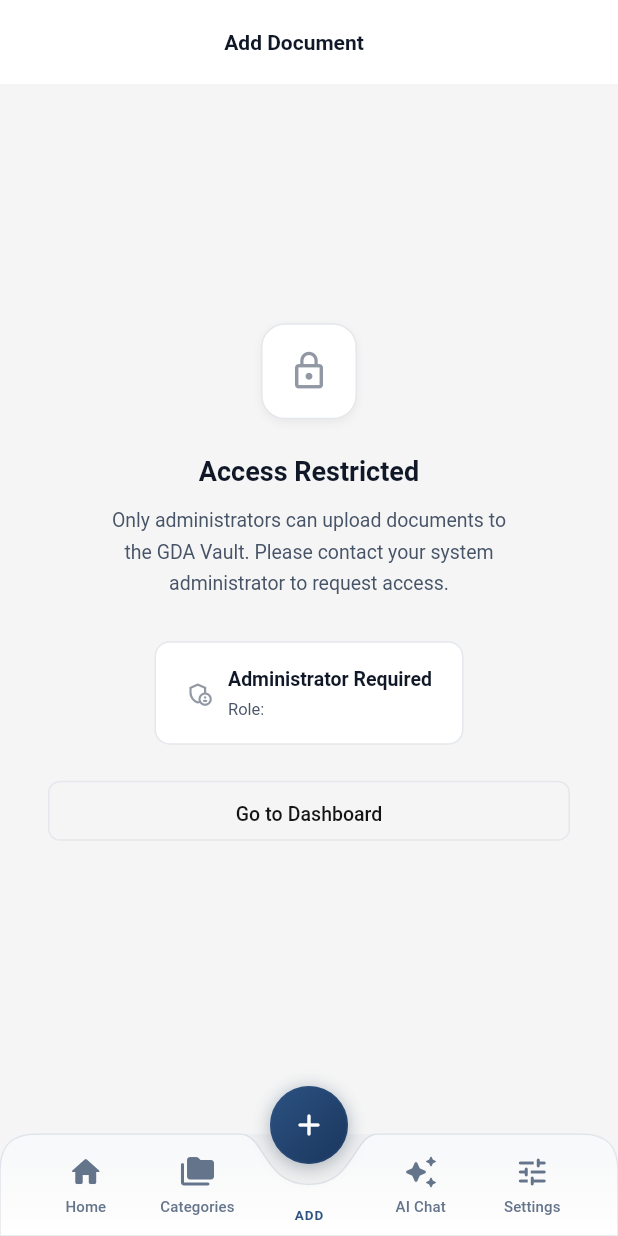
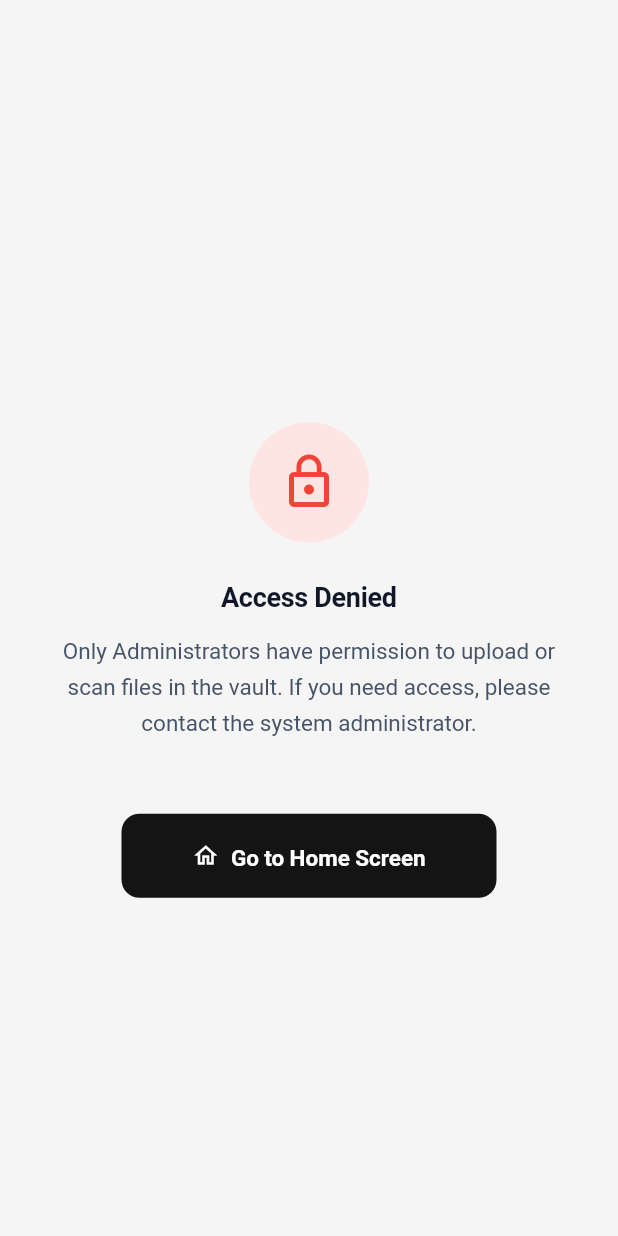
Before and after one commit to bcagda79-max/GDA_VAULT_AI_V1.0, a Flutter app: the DashboardScreen screen opened directly with empty values, item 3 of the bottom bar chosen, on a phone screen of 412 x 824 dp. Run offline on Flutter 3.47's test engine with Material 3 defaults, Android fonts, the phone set to English and light mode, and no system bars; our stand-ins replace camera, file_picker, flutter_animate, flutter_markdown, flutter_riverpod, go_router and 8 more; missing offline and left inert: syncfusion_flutter_pdf, syncfusion_flutter_pdfviewer; accounts and stored records are empty; generated files the repository leaves out were written again.

Commit message:
Initial project upload

```diff
--- a/lib/core/router/app_router.dart
+++ b/lib/core/router/app_router.dart
@@ -22,11 +22,16 @@ import 'package:gda_vault_ai/features/offline/offline_browser_screen.dart';
 import 'package:gda_vault_ai/models/document_model.dart';
 import 'package:gda_vault_ai/features/login/login_screen.dart';
 import 'package:gda_vault_ai/features/login/signup_screen.dart';
+import 'package:gda_vault_ai/features/dashboard/access_denied_screen.dart';
 
 class AppRouter {
   static final GoRouter router = GoRouter(
     initialLocation: '/splash',
     routes: [
+      GoRoute(
+        path: '/',
+        redirect: (context, state) => '/splash',
+      ),
       GoRoute(
         path: '/splash',
         name: 'splash',
@@ -41,6 +46,11 @@ class AppRouter {
         path: '/signup',
         name: 'signup',
         builder: (context, state) => const SignupScreen(),
+      ),
+      GoRoute(
+        path: '/access-denied',
+        name: 'access-denied',
+        builder: (context, state) => const AccessDeniedScreen(),
       ),
 
       ShellRoute(
--- /dev/null
+++ b/lib/features/dashboard/access_denied_screen.dart
@@ -0,0 +1,87 @@
+import 'package:flutter/material.dart';
+import 'package:go_router/go_router.dart';
+import 'package:gda_vault_ai/core/constants/app_colors.dart';
+import 'package:gda_vault_ai/core/constants/app_text_styles.dart';
+
+class AccessDeniedScreen extends StatelessWidget {
+  const AccessDeniedScreen({super.key});
+
+  @override
+  Widget build(BuildContext context) {
+    final isDark = Theme.of(context).brightness == Brightness.dark;
+    final bgPage = isDark ? const Color(0xFF0A0A0A) : const Color(0xFFF5F5F5);
+    final textPrimary = isDark ? const Color(0xFFEBEBEB) : const Color(0xFF101828);
+    final textSecondary = isDark ? const Color(0xFF8A8A8A) : const Color(0xFF475467);
+    final brandPrimary = isDark ? const Color(0xFFEBEBEB) : const Color(0xFF141414);
+
+    return Scaffold(
+      backgroundColor: bgPage,
+      appBar: AppBar(
+        backgroundColor: Colors.transparent,
+        elevation: 0,
+        leading: const SizedBox.shrink(),
+      ),
+      body: Center(
+        child: Padding(
+          padding: const EdgeInsets.all(24.0),
+          child: Column(
+            mainAxisAlignment: MainAxisAlignment.center,
+            children: [
+              Container(
+                width: 80,
+                height: 80,
+                decoration: BoxDecoration(
+                  color: isDark ? const Color(0xFF2D1010) : const Color(0xFFFEE4E2),
+                  shape: BoxShape.circle,
+                ),
+                child: const Icon(
+                  Icons.lock_outline,
+                  color: Color(0xFFF04438),
+                  size: 40,
+                ),
+              ),
+              const SizedBox(height: 24),
+              Text(
+                "Access Denied",
+                style: AppTextStyles.headingLg.copyWith(
+                  color: textPrimary,
+                  fontWeight: FontWeight.bold,
+                ),
+              ),
+              const SizedBox(height: 12),
+              Text(
+                "Only Administrators have permission to upload or scan files in the vault. If you need access, please contact the system administrator.",
+                textAlign: TextAlign.center,
+                style: AppTextStyles.bodyLg.copyWith(
+                  color: textSecondary,
+                ),
+              ),
+              const SizedBox(height: 48),
+              SizedBox(
+                width: 250,
+                child: ElevatedButton.icon(
+                  onPressed: () {
+                    context.go('/dashboard');
+                  },
+                  icon: const Icon(Icons.home_outlined),
+                  label: const Text("Go to Home Screen"),
+                  style: ElevatedButton.styleFrom(
+                    backgroundColor: brandPrimary,
+                    foregroundColor: isDark ? const Color(0xFF141414) : Colors.white,
+                    padding: const EdgeInsets.symmetric(vertical: 16),
+                    shape: RoundedRectangleBorder(
+                      borderRadius: BorderRadius.circular(12),
+                    ),
+                    textStyle: AppTextStyles.bodyLg.copyWith(
+                      fontWeight: FontWeight.bold,
+                    ),
+                  ),
+                ),
+              ),
+            ],
+          ),
+        ),
+      ),
+    );
+  }
+}
--- a/lib/features/dashboard/dashboard_screen.dart
+++ b/lib/features/dashboard/dashboard_screen.dart
@@ -157,7 +157,11 @@ class _DashboardScreenState extends ConsumerState<DashboardScreen> {
             : widget.child,
         bottomNavigationBar: isLargeScreen || hideBottomNav
             ? null
-            : GdaBottomNav(currentIndex: currentIndex, onTap: _onTabTapped),
+            : GdaBottomNav(
+                currentIndex: currentIndex,
+                onTap: _onTabTapped,
+                isAdmin: ref.watch(isAdminProvider),
+              ),
       ),
     );
   }
@@ -256,9 +260,15 @@ class _DashboardScreenState extends ConsumerState<DashboardScreen> {
                   const SizedBox(height: 4),
                   GdaSidebarItem(
                     label: 'Add Document',
-                    icon: Icons.add_circle_outline_rounded,
+                    icon: ref.watch(isAdminProvider) ? Icons.add_circle_outline_rounded : Icons.lock_outline,
                     selected: currentIndex == 2,
-                    onTap: () => _onTabTapped(2),
+                    onTap: () {
+                      if (!ref.read(isAdminProvider)) {
+                        context.go('/access-denied');
+                        return;
+                      }
+                      _onTabTapped(2);
+                    },
                   ),
                   const SizedBox(height: 4),
                   GdaSidebarItem(
--- a/lib/features/dashboard/tabs/desktop_home_tab.dart
+++ b/lib/features/dashboard/tabs/desktop_home_tab.dart
@@ -279,6 +279,10 @@ class DesktopHomeTab extends ConsumerWidget {
                 subtitle: 'Import or scan new',
                 icon: Icons.document_scanner_outlined,
                 onTap: () {
+                  if (!ref.read(isAdminProvider)) {
+                    context.go('/access-denied');
+                    return;
+                  }
                   context.go('/dashboard/add');
                 },
               ),
--- a/lib/features/dashboard/tabs/home_tab.dart
+++ b/lib/features/dashboard/tabs/home_tab.dart
@@ -174,6 +174,10 @@ class _HomeTabState extends ConsumerState<HomeTab> {
               subtitle: 'Import or scan new',
               icon: Icons.document_scanner_outlined,
               onTap: () {
+                if (!ref.read(isAdminProvider)) {
+                  context.go('/access-denied');
+                  return;
+                }
                 context.go('/dashboard/add');
               },
             ).animate().fadeIn(delay: 250.ms, duration: 400.ms),
--- a/lib/features/dashboard/widgets/gda_bottom_nav.dart
+++ b/lib/features/dashboard/widgets/gda_bottom_nav.dart
@@ -1,5 +1,7 @@
 import 'package:flutter/material.dart';
 import 'package:flutter/services.dart';
+import 'package:flutter_riverpod/flutter_riverpod.dart';
+import 'package:go_router/go_router.dart';
 import 'package:gda_vault_ai/core/constants/app_text_styles.dart';
 
 /// GDA Vault AI — Floating Bubble Notch Bottom Navigation
@@ -8,11 +10,13 @@ import 'package:gda_vault_ai/core/constants/app_text_styles.dart';
 class GdaBottomNav extends StatefulWidget {
   final int currentIndex;
   final ValueChanged<int> onTap;
+  final bool isAdmin;
 
   const GdaBottomNav({
     super.key,
     required this.currentIndex,
     required this.onTap,
+    this.isAdmin = true,
   });
 
   @override
@@ -151,6 +155,10 @@ class _GdaBottomNavState extends State<GdaBottomNav>
 
   void _handleTap(int index) {
     if (index == widget.currentIndex) return;
+    if (index == 2 && !widget.isAdmin) {
+      context.go('/access-denied');
+      return;
+    }
     HapticFeedback.lightImpact();
     _tapCtrls[index].forward(from: 0);
     widget.onTap(index);
```
Also changed, not shown: lib/features/dashboard/tabs/settings_tab.dart (+36 -0 lines), lib/features/login/login_screen.dart (+11 -9 lines), lib/features/login/signup_screen.dart (+53 -41 lines), pubspec.lock, 1 other file.
